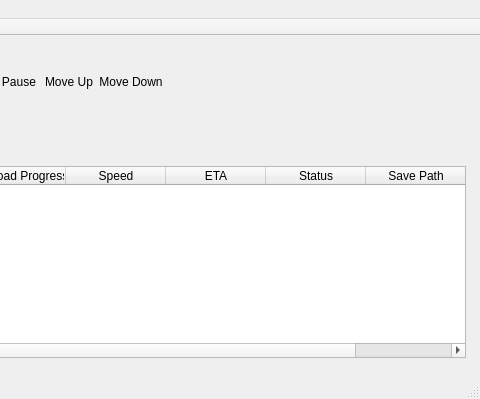
Above: mainwindow.ui from idmistir/RapidshareDownloader before the change; both pictures show x 235 to 715 and y 0 to 399 of the 715 by 399 pixel window. Below: the same form after it.
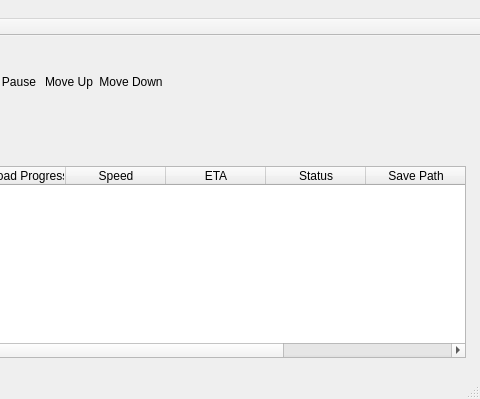
That is the form after the change. Icons and pictures are not drawn.

Diff of the .ui file:
```diff
--- a/mainwindow.ui
+++ b/mainwindow.ui
@@ -76,6 +76,11 @@
       <string>Save Path</string>
      </property>
     </column>
+    <column>
+     <property name="text">
+      <string>Next</string>
+     </property>
+    </column>
    </widget>
    <widget class="QWidget" name="layoutWidget">
     <property name="geometry">
```
